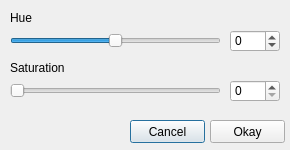
Qt form paintProgram/dlg_huesaturation.ui (ElliotHarding/paintProgram) before a commit.
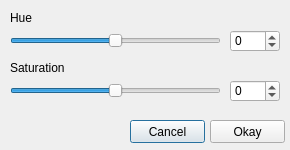
The same form after that commit.

Patch:
```diff
--- a/paintProgram/dlg_huesaturation.ui
+++ b/paintProgram/dlg_huesaturation.ui
@@ -61,10 +61,10 @@
     </rect>
    </property>
    <property name="minimum">
-    <number>0</number>
+    <number>-255</number>
    </property>
    <property name="maximum">
-    <number>200</number>
+    <number>255</number>
    </property>
   </widget>
   <widget class="QLabel" name="lbl_hue">
@@ -90,10 +90,10 @@
     </rect>
    </property>
    <property name="minimum">
-    <number>0</number>
+    <number>-255</number>
    </property>
    <property name="maximum">
-    <number>200</number>
+    <number>255</number>
    </property>
    <property name="orientation">
     <enum>Qt::Horizontal</enum>
```
